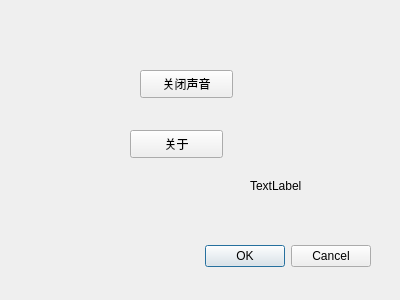
Old version of the form settingform.ui in the repository auroraka/flowFree.
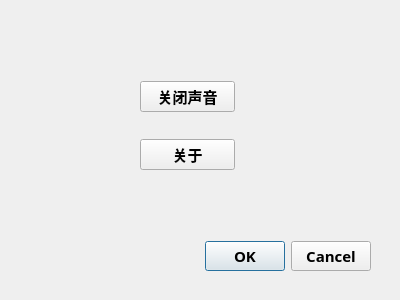
New version of the form.

Patch:
```diff
--- a/settingform.ui
+++ b/settingform.ui
@@ -22,6 +22,14 @@
      <height>32</height>
     </rect>
    </property>
+   <property name="font">
+    <font>
+     <family>陈代明硬笔体</family>
+     <pointsize>11</pointsize>
+     <weight>75</weight>
+     <bold>true</bold>
+    </font>
+   </property>
    <property name="orientation">
     <enum>Qt::Horizontal</enum>
    </property>
@@ -29,45 +37,69 @@
     <set>QDialogButtonBox::Cancel|QDialogButtonBox::Ok</set>
    </property>
   </widget>
-  <widget class="QPushButton" name="changeMusic_button">
-   <property name="geometry">
-    <rect>
-     <x>140</x>
-     <y>70</y>
-     <width>93</width>
-     <height>28</height>
-    </rect>
-   </property>
-   <property name="text">
-    <string>关闭声音</string>
-   </property>
-  </widget>
-  <widget class="QPushButton" name="About_button">
-   <property name="geometry">
-    <rect>
-     <x>130</x>
-     <y>130</y>
-     <width>93</width>
-     <height>28</height>
-    </rect>
-   </property>
-   <property name="text">
-    <string>关于</string>
-   </property>
-  </widget>
   <widget class="QLabel" name="label">
    <property name="geometry">
     <rect>
-     <x>250</x>
-     <y>170</y>
+     <x>290</x>
+     <y>190</y>
      <width>101</width>
      <height>31</height>
     </rect>
    </property>
+   <property name="font">
+    <font>
+     <family>Courier</family>
+     <pointsize>10</pointsize>
+     <weight>75</weight>
+     <bold>true</bold>
+    </font>
+   </property>
    <property name="text">
-    <string>TextLabel</string>
+    <string/>
    </property>
   </widget>
+  <widget class="QWidget" name="">
+   <property name="geometry">
+    <rect>
+     <x>140</x>
+     <y>60</y>
+     <width>95</width>
+     <height>131</height>
+    </rect>
+   </property>
+   <layout class="QVBoxLayout" name="verticalLayout">
+    <item>
+     <widget class="QPushButton" name="changeMusic_button">
+      <property name="font">
+       <font>
+        <family>华文楷体</family>
+        <pointsize>11</pointsize>
+        <weight>75</weight>
+        <bold>true</bold>
+       </font>
+      </property>
+      <property name="text">
+       <string>关闭声音</string>
+      </property>
+     </widget>
+    </item>
+    <item>
+     <widget class="QPushButton" name="About_button">
+      <property name="font">
+       <font>
+        <family>楷体</family>
+        <pointsize>11</pointsize>
+        <weight>75</weight>
+        <bold>true</bold>
+       </font>
+      </property>
+      <property name="text">
+       <string>关于</string>
+      </property>
+     </widget>
+    </item>
+   </layout>
+  </widget>
  </widget>
  <resources/>
  <connections>
```
